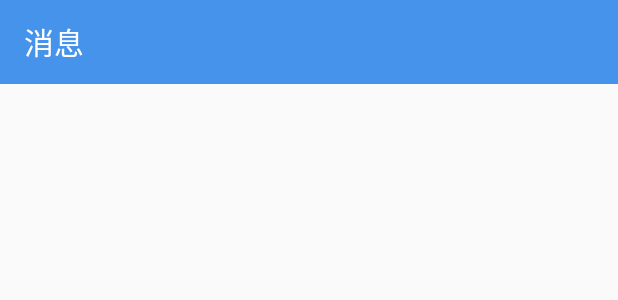
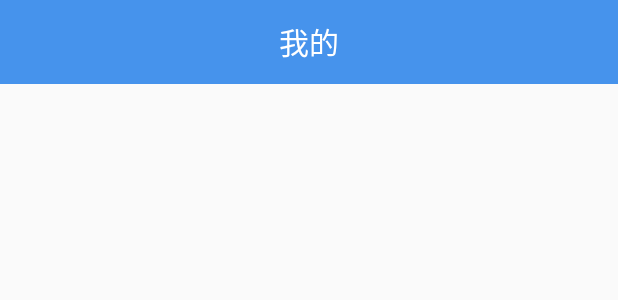
Before and after one commit to hncboy/DestinedChat, an Android app: the layout fragment_message.xml on its own in the app's theme, with its tools: preview values and no code run, on a phone screen of 412 x 824 dp. Shown: the top 300 px of the screen. Run offline under Robolectric (Android 15) with nearby library versions, the phone set to English and light mode, and no system bars.

Commit message:
去掉了翻页，改成了点击切换页面，修改了toolbar

```diff
--- a/app/src/main/AndroidManifest.xml
+++ b/app/src/main/AndroidManifest.xml
@@ -9,7 +9,7 @@
         android:roundIcon="@mipmap/ic_launcher_round"
         android:supportsRtl="true"
         android:theme="@style/AppTheme">
-        <activity android:name=".MainActivity">
+        <activity android:name=".ui.activity.MainActivity">
             <intent-filter>
                 <action android:name="android.intent.action.MAIN" />
 
--- /dev/null
+++ b/app/src/main/res/drawable/ic_add_black_24dp.xml
@@ -0,0 +1,5 @@
+<vector android:height="24dp" android:tint="#FFFFFF"
+    android:viewportHeight="24.0" android:viewportWidth="24.0"
+    android:width="24dp" xmlns:android="http://schemas.android.com/apk/res/android">
+    <path android:fillColor="#FF000000" android:pathData="M19,13h-6v6h-2v-6H5v-2h6V5h2v6h6v2z"/>
+</vector>
--- /dev/null
+++ b/app/src/main/res/drawable/ic_arrow_back_black_24dp.xml
@@ -0,0 +1,5 @@
+<vector android:height="24dp" android:tint="#FFFFFF"
+    android:viewportHeight="24.0" android:viewportWidth="24.0"
+    android:width="24dp" xmlns:android="http://schemas.android.com/apk/res/android">
+    <path android:fillColor="#FF000000" android:pathData="M20,11H7.83l5.59,-5.59L12,4l-8,8 8,8 1.41,-1.41L7.83,13H20v-2z"/>
+</vector>
--- a/app/src/main/res/layout/fragment_message.xml
+++ b/app/src/main/res/layout/fragment_message.xml
@@ -1,15 +1,9 @@
 <?xml version="1.0" encoding="utf-8"?>
 <LinearLayout xmlns:android="http://schemas.android.com/apk/res/android"
-    xmlns:app="http://schemas.android.com/apk/res-auto"
     android:layout_width="match_parent"
     android:layout_height="match_parent"
     android:orientation="vertical">
 
-    <android.support.v7.widget.Toolbar
-        android:layout_width="match_parent"
-        android:layout_height="wrap_content"
-        android:background="@color/colorPrimary"
-        app:title="@string/message"
-        app:titleTextColor="@android:color/white" />
+    <include layout="@layout/include_toolbar"/>
 
 </LinearLayout>
--- a/app/src/main/res/layout/fragment_mine.xml
+++ b/app/src/main/res/layout/fragment_mine.xml
@@ -3,4 +3,6 @@
     android:layout_width="match_parent"
     android:layout_height="match_parent">
 
+    <include layout="@layout/include_toolbar"/>
+
 </android.support.constraint.ConstraintLayout>
--- /dev/null
+++ b/app/src/main/res/layout/include_toolbar.xml
@@ -0,0 +1,37 @@
+<?xml version="1.0" encoding="utf-8"?>
+<android.support.v7.widget.Toolbar xmlns:android="http://schemas.android.com/apk/res/android"
+    android:layout_width="match_parent"
+    android:layout_height="wrap_content"
+    android:background="@color/colorPrimary">
+
+    <!-- 返回 -->
+    <ImageView
+        android:id="@+id/back"
+        android:layout_width="wrap_content"
+        android:layout_height="wrap_content"
+        android:layout_centerVertical="true"
+        android:layout_gravity="start"
+        android:src="@drawable/ic_arrow_back_black_24dp"
+        android:visibility="gone" />
+
+    <!-- 标题 -->
+    <TextView
+        android:id="@+id/title"
+        android:layout_width="wrap_content"
+        android:layout_height="wrap_content"
+        android:layout_centerInParent="true"
+        android:layout_gravity="center"
+        android:text="@string/mine"
+        android:textColor="@color/white"
+        android:textSize="20sp" />
+
+    <!-- 功能 -->
+    <ImageView
+        android:id="@+id/more"
+        android:layout_width="wrap_content"
+        android:layout_height="wrap_content"
+        android:layout_gravity="end"
+        android:layout_marginEnd="10dp"
+        android:visibility="gone" />
+
+</android.support.v7.widget.Toolbar>
--- a/app/src/main/res/values/strings.xml
+++ b/app/src/main/res/values/strings.xml
@@ -1,5 +1,5 @@
 <resources>
-    <string name="app_name">DestinedChat</string>
+    <string name="app_name">IM</string>
     <string name="message">消息</string>
     <string name="contacts">联系人</string>
     <string name="mine">我的</string>
```
Also changed, not shown: app/src/main/java/com/iceboy/destinedchat/MainActivity.java (deleted, +0 -88 lines), app/src/main/java/com/iceboy/destinedchat/adapter/MyPagerAdapter.java (deleted, +0 -30 lines), app/src/main/java/com/iceboy/destinedchat/factory/FragmentFactory.java (added, +64 -0 lines), app/src/main/java/com/iceboy/destinedchat/ui/activity/BaseActivity.java (added, +25 -0 lines), app/src/main/java/com/iceboy/destinedchat/ui/activity/MainActivity.java (added, +52 -0 lines), app/src/main/java/com/iceboy/destinedchat/ui/fragment/BaseFragment.java (added, +35 -0 lines), app/src/main/java/com/iceboy/destinedchat/ui/fragment/ContactsFragment.java (+21 -10 lines), app/src/main/java/com/iceboy/destinedchat/ui/fragment/MessageFragment.java (+15 -12 lines), app/src/main/java/com/iceboy/destinedchat/ui/fragment/MineFragment.java (+15 -11 lines), app/src/main/res/layout/activity_main.xml (+3 -4 lines), app/src/main/res/layout/fragment_contacts.xml (+1 -7 lines).
